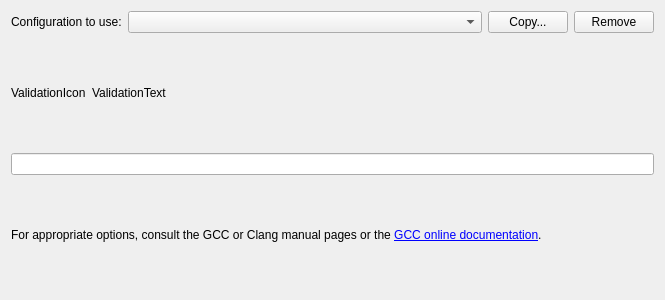
Old version of the form src/plugins/cpptools/clangdiagnosticconfigswidget.ui in the repository qt-creator/qt-creator.
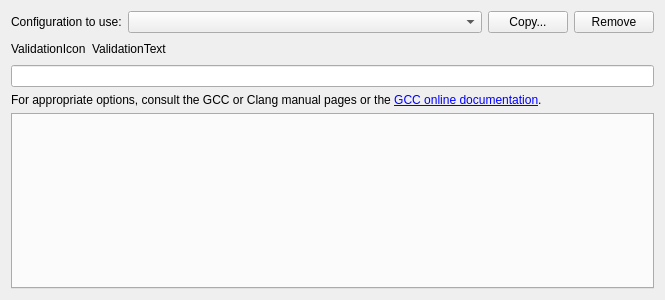
New version of the form. Custom widgets are drawn as their Qt base class.

What changed in the file:
```diff
--- a/src/plugins/cpptools/clangdiagnosticconfigswidget.ui
+++ b/src/plugins/cpptools/clangdiagnosticconfigswidget.ui
@@ -93,6 +93,9 @@
      </property>
     </widget>
    </item>
+   <item>
+    <widget class="QTabWidget" name="pluginChecksTabs"/>
+   </item>
   </layout>
  </widget>
  <customwidgets>
```
